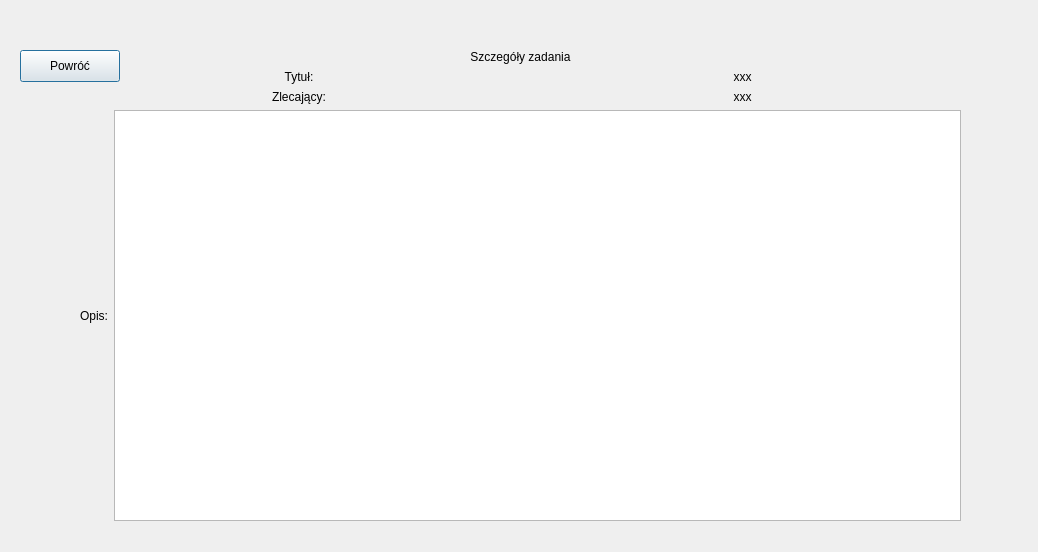
IgnacyMermer/SystemRestauracji, file ui/taskdetails.ui: the form before one commit.
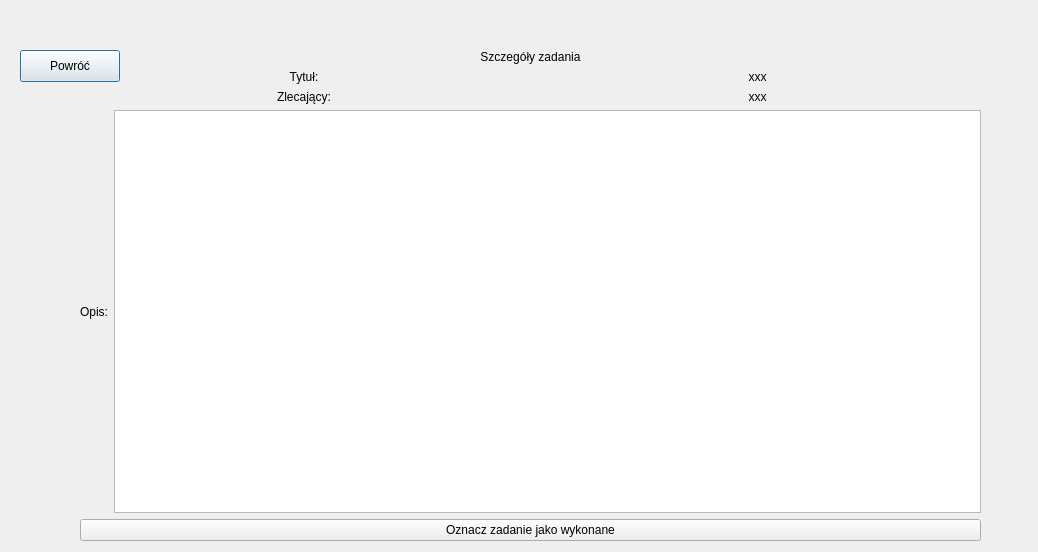
The form after the commit.

Commit message: changing status of task to done or also to notdone

What changed in the file:
```diff
--- a/ui/taskdetails.ui
+++ b/ui/taskdetails.ui
@@ -31,10 +31,12 @@
     <rect>
      <x>80</x>
      <y>50</y>
-     <width>881</width>
-     <height>471</height>
+     <width>901</width>
+     <height>491</height>
     </rect>
    </property>
+   <layout class="QVBoxLayout" name="verticalLayout_2">
+    <item>
    <layout class="QVBoxLayout" name="verticalLayout">
     <item>
      <widget class="QLabel" name="label">
@@ -107,6 +109,15 @@
        <widget class="QTextBrowser" name="textBrowser_description"/>
       </item>
      </layout>
+      </item>
+     </layout>
+    </item>
+    <item>
+     <widget class="QPushButton" name="pushButton_taskDone">
+      <property name="text">
+       <string>Oznacz zadanie jako wykonane</string>
+      </property>
+     </widget>
     </item>
    </layout>
   </widget>
```
Lines whose indentation alone changed are shown as unchanged. The commit also changes 8 other files.
